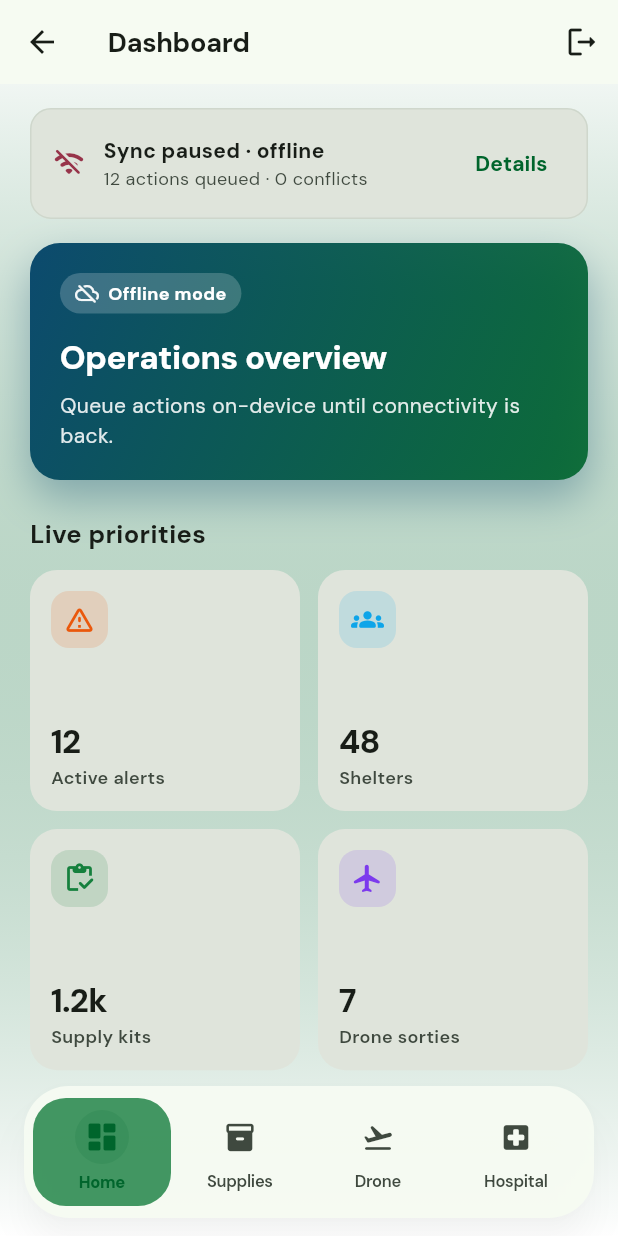
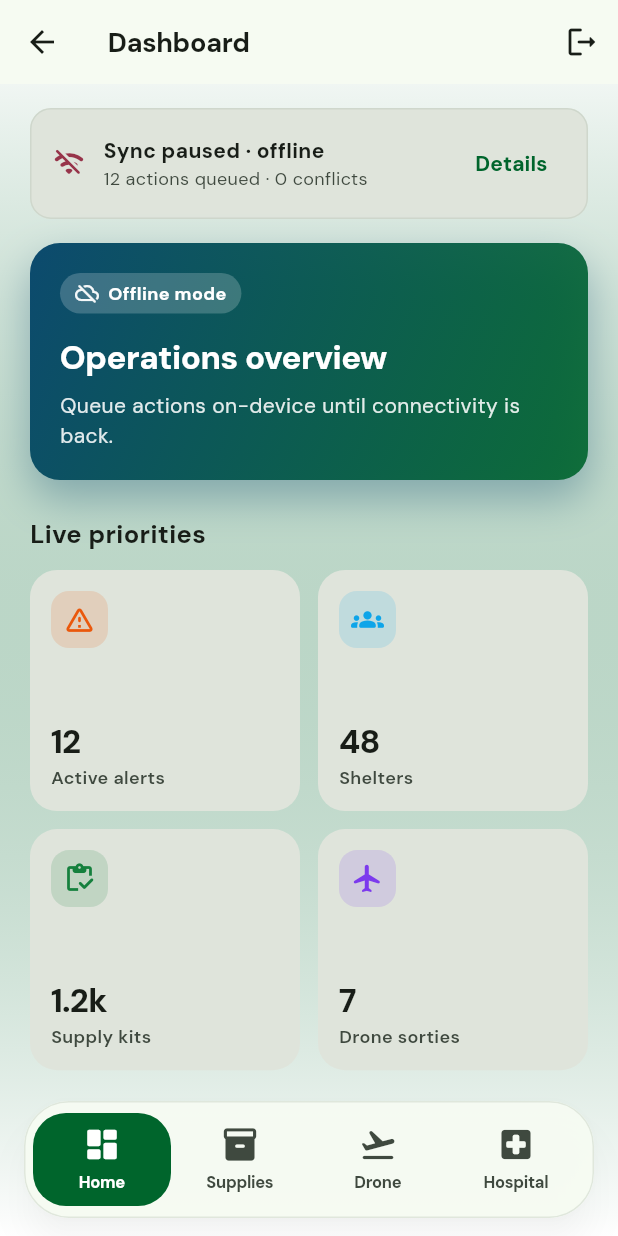
Before and after one commit to ratulhasanruhan/digital_delta_app, a Flutter app: the MainShellView screen opened by its route, on a phone screen of 412 x 824 dp. Run offline on Flutter 3.47's test engine with Material 3 defaults, Android fonts, the phone set to English and light mode, and no system bars; our stand-ins replace battery_plus, connectivity_plus, fixnum, flutter_blue_plus, flutter_secure_storage, get and 8 more; missing offline and left inert: cryptography, flutter_ble_peripheral, grpc, mobile_scanner, onnxruntime, otp and 1 more; accounts and stored records are empty.

Commit message:
refactor floating disaster navigation for improved styling and performance

```diff
--- a/lib/widgets/floating_disaster_nav.dart
+++ b/lib/widgets/floating_disaster_nav.dart
@@ -30,7 +30,6 @@ class FloatingDisasterNav extends StatelessWidget {
         color: cs.surface.withValues(alpha: 0.96),
         elevation: 10,
         shadowColor: cs.shadow.withValues(alpha: 0.18),
-        borderRadius: BorderRadius.circular(30),
         clipBehavior: Clip.antiAlias,
         surfaceTintColor: Colors.transparent,
         shape: RoundedRectangleBorder(
@@ -78,12 +77,8 @@ class _NavCell extends StatelessWidget {
   @override
   Widget build(BuildContext context) {
     final cs = Theme.of(context).colorScheme;
-    final pillColor = selected
-        ? Color.alphaBlend(
-            cs.primary.withValues(alpha: 0.14),
-            cs.primaryContainer.withValues(alpha: 0.75),
-          )
-        : Colors.transparent;
+    final selectedPill = cs.primary;
+    final selectedFg = cs.onPrimary;
 
     return InkWell(
       onTap: onTap,
@@ -93,25 +88,16 @@ class _NavCell extends StatelessWidget {
         curve: Curves.easeOutCubic,
         padding: const EdgeInsets.symmetric(vertical: 8),
         decoration: BoxDecoration(
-          color: pillColor,
+          color: selected ? selectedPill : Colors.transparent,
           borderRadius: BorderRadius.circular(22),
         ),
         child: Column(
           mainAxisSize: MainAxisSize.min,
           children: [
-            AnimatedContainer(
-              duration: const Duration(milliseconds: 180),
-              curve: Curves.easeOutCubic,
-              padding: const EdgeInsets.all(6),
-              decoration: BoxDecoration(
-                color: selected ? cs.primary.withValues(alpha: 0.12) : Colors.transparent,
-                shape: BoxShape.circle,
-              ),
-              child: Icon(
-                spec.icon,
-                size: selected ? 24 : 22,
-                color: selected ? cs.primary : cs.onSurfaceVariant,
-              ),
+            Icon(
+              spec.icon,
+              size: 26,
+              color: selected ? selectedFg : cs.onSurfaceVariant,
             ),
             const SizedBox(height: 4),
             Text(
@@ -120,9 +106,9 @@ class _NavCell extends StatelessWidget {
               overflow: TextOverflow.ellipsis,
               style: GoogleFonts.dmSans(
                 fontSize: 11,
-                fontWeight: selected ? FontWeight.w800 : FontWeight.w600,
+                fontWeight: FontWeight.w700,
                 letterSpacing: -0.2,
-                color: selected ? cs.primary : cs.onSurfaceVariant,
+                color: selected ? selectedFg : cs.onSurfaceVariant,
               ),
             ),
           ],
```
